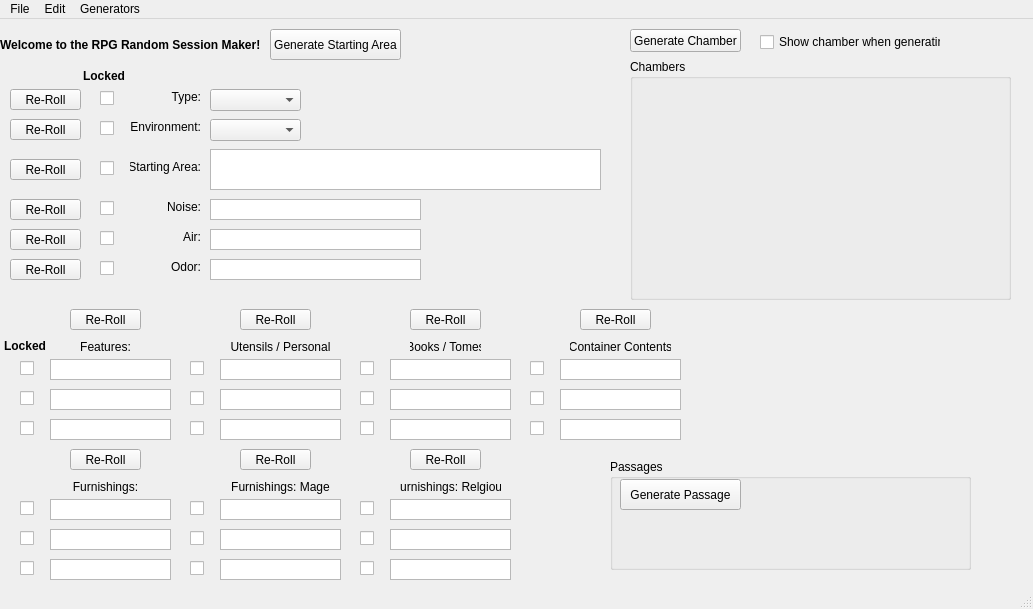
This is RSMaker/QTemplates/RSM_Main.ui in Tellusionist/RPGRandomSessionMaker as Qt 5 draws it before an edit. The edited form follows.
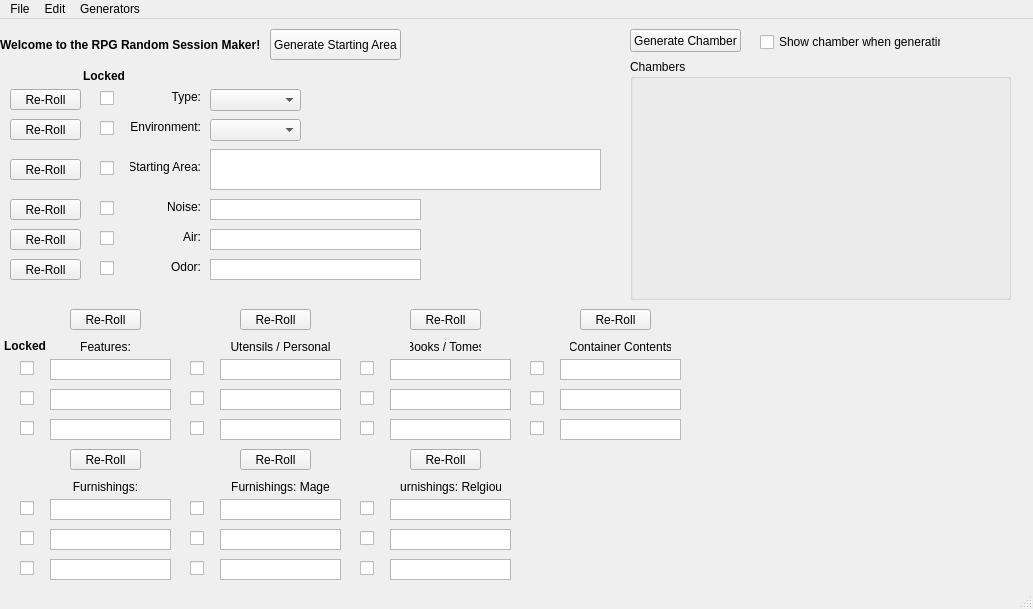
This is the edited form. Icons and pictures are not drawn.

The edit to the form file:
```diff
--- a/RSMaker/QTemplates/RSM_Main.ui
+++ b/RSMaker/QTemplates/RSM_Main.ui
@@ -1399,32 +1399,6 @@
      <string>Chambers</string>
     </property>
    </widget>
-   <widget class="QGroupBox" name="box_passages">
-    <property name="geometry">
-     <rect>
-      <x>610</x>
-      <y>440</y>
-      <width>361</width>
-      <height>111</height>
-     </rect>
-    </property>
-    <property name="title">
-     <string>Passages</string>
-    </property>
-    <widget class="QPushButton" name="btn_gen_passage">
-     <property name="geometry">
-      <rect>
-       <x>10</x>
-       <y>20</y>
-       <width>121</width>
-       <height>31</height>
-      </rect>
-     </property>
-     <property name="text">
-      <string>Generate Passage</string>
-     </property>
-    </widget>
-   </widget>
    <widget class="QPushButton" name="btn_gen_chamber">
     <property name="geometry">
      <rect>
```
